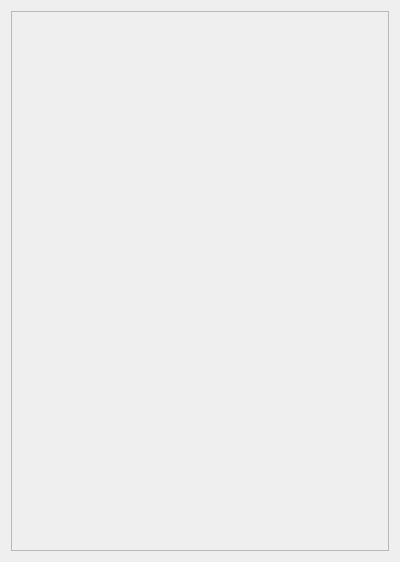
First picture: the form in librarydatawidget.ui, repository WawrzyniecKorzen/LibraryManagementSystem, before the edit.
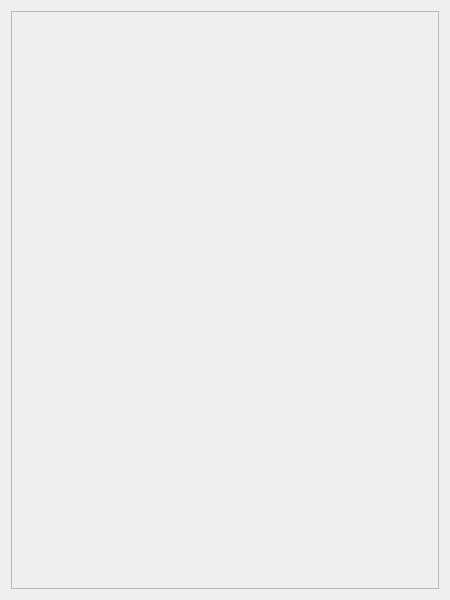
Second picture: the form after the edit.

```diff
--- a/librarydatawidget.ui
+++ b/librarydatawidget.ui
@@ -6,8 +6,8 @@
    <rect>
     <x>0</x>
     <y>0</y>
-    <width>400</width>
-    <height>562</height>
+    <width>450</width>
+    <height>600</height>
    </rect>
   </property>
   <property name="windowTitle">
@@ -24,8 +24,8 @@
        <rect>
         <x>0</x>
         <y>0</y>
-        <width>376</width>
-        <height>538</height>
+        <width>426</width>
+        <height>576</height>
        </rect>
       </property>
      </widget>
```
